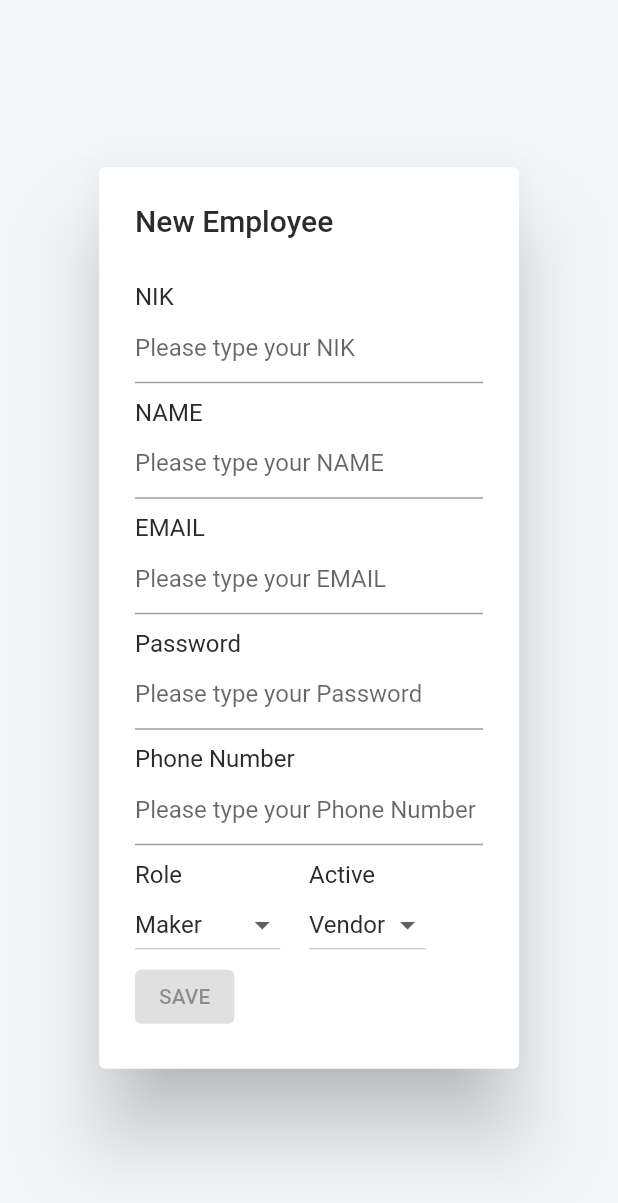
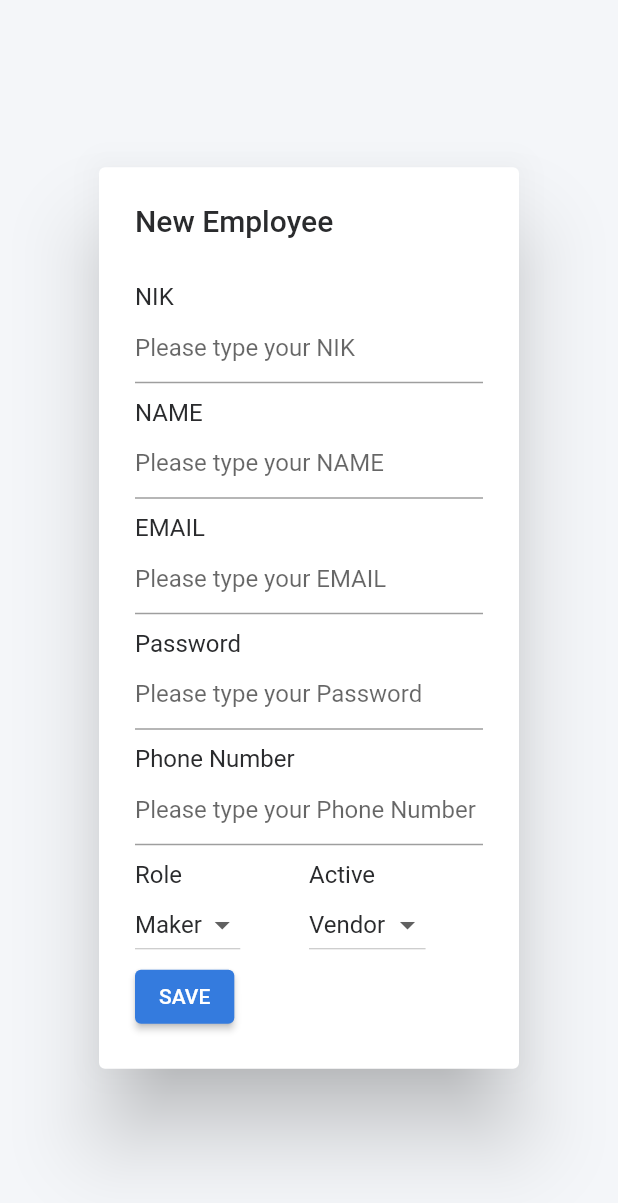
Before and after one commit to initsolution/web_admin_bci, a Flutter app: the DialogAddEmployee widget shown alone on an empty page, opened directly, on a phone screen of 412 x 824 dp. Shown: the top 1203 px of the screen. Run offline on Flutter 3.47's test engine with Material 2 defaults, Android fonts, the light colour scheme and no system bars; our stand-ins replace awesome_dialog, dio, equatable, flutter_form_builder, flutter_riverpod, form_builder_validators and 4 more; missing offline and left inert: dart:html; accounts and stored records are empty; generated files the repository leaves out were written again.

Commit message:
modul employee modul login

```diff
--- a/lib/views/screens/login_screen.dart
+++ b/lib/views/screens/login_screen.dart
@@ -57,7 +57,7 @@ class _LoginScreenState extends ConsumerState<LoginScreen> {
     } else {
       // debugPrint('masuk else');
       // tampilkan message error
-      onError.call('$message');
+      onError.call(message);
     }
   }
 
--- a/lib/views/widgets/dialog_add_employee.dart
+++ b/lib/views/widgets/dialog_add_employee.dart
@@ -1,10 +1,17 @@
 import 'package:flutter/material.dart';
+import 'package:flutter_riverpod/flutter_riverpod.dart';
+import 'package:flutter_web_ptb/model/employee.dart';
+import 'package:flutter_web_ptb/providers/employee_provider.dart';
 
-class DialogAddEmployee extends StatelessWidget {
+class DialogAddEmployee extends ConsumerWidget {
   DialogAddEmployee({super.key});
-
+  TextEditingController nikController = TextEditingController();
+  TextEditingController nameController = TextEditingController();
+  TextEditingController emailController = TextEditingController();
+  TextEditingController passwordController = TextEditingController();
+  TextEditingController phoneController = TextEditingController();
   @override
-  Widget build(BuildContext context) {
+  Widget build(BuildContext context, WidgetRef ref) {
     return AlertDialog(
       title: const Text('New Employee'),
       content: SizedBox(
@@ -17,10 +24,11 @@ class DialogAddEmployee extends StatelessWidget {
                 height: 10,
               ),
               const Text('NIK'),
-              const TextField(
+              TextField(
+                controller: nikController,
                 keyboardType: TextInputType.text,
                 obscureText: false,
-                decoration: InputDecoration(
+                decoration: const InputDecoration(
                   hintText: 'Please type your NIK',
                 ),
               ),
@@ -28,10 +36,11 @@ class DialogAddEmployee extends StatelessWidget {
                 height: 10,
               ),
               const Text('NAME'),
-              const TextField(
+              TextField(
+                controller: nameController,
                 keyboardType: TextInputType.text,
                 obscureText: false,
-                decoration: InputDecoration(
+                decoration: const InputDecoration(
                   hintText: 'Please type your NAME',
                 ),
               ),
@@ -39,10 +48,11 @@ class DialogAddEmployee extends StatelessWidget {
                 height: 10,
               ),
               const Text('EMAIL'),
-              const TextField(
+              TextField(
+                controller: emailController,
                 keyboardType: TextInputType.text,
                 obscureText: false,
-                decoration: InputDecoration(
+                decoration: const InputDecoration(
                   hintText: 'Please type your EMAIL',
                 ),
               ),
@@ -50,10 +60,11 @@ class DialogAddEmployee extends StatelessWidget {
                 height: 10,
               ),
               const Text('Password'),
-              const TextField(
+              TextField(
+                controller: passwordController,
                 keyboardType: TextInputType.text,
                 obscureText: false,
-                decoration: InputDecoration(
+                decoration: const InputDecoration(
                   hintText: 'Please type your Password',
                 ),
               ),
@@ -61,10 +72,11 @@ class DialogAddEmployee extends StatelessWidget {
                 height: 10,
               ),
               const Text('Phone Number'),
-              const TextField(
+              TextField(
+                controller: phoneController,
                 keyboardType: TextInputType.text,
                 obscureText: false,
-                decoration: InputDecoration(
+                decoration: const InputDecoration(
                   hintText: 'Please type your Phone Number',
                 ),
               ),
@@ -93,8 +105,8 @@ class DialogAddEmployee extends StatelessWidget {
                   ),
                 ],
               ),
-              const ElevatedButton(
-                onPressed: null,
+              ElevatedButton(
+                onPressed: () => saveEmployee(ref),
                 child: Text('SAVE'),
               ),
             ],
@@ -105,26 +117,42 @@ class DialogAddEmployee extends StatelessWidget {
     );
   }
 
+  void saveEmployee(WidgetRef ref) {
+    final String employeeRole = ref.watch(employeeRoleProvider);
+    Employee employee = Employee(
+        nik: nikController.text,
+        name: nameController.text,
+        email: emailController.text,
+        hp: phoneController.text,
+        password: passwordController.text,
+        role: employeeRole,
+        is_active: 1,
+        is_vendor: 0);
+    ref.read(employeeNotifierProvider.notifier).createEmployee(employee);
+  }
+
   Widget getDropdownRole() {
-    var initialVal = "Maker";
-    var func;
+    List<String> dataRole = ['Maker', 'Verify', 'Admin'];
+    return Consumer(builder: (_, WidgetRef ref, __) {
+      final String employeeRole = ref.watch(employeeRoleProvider);
       return DropdownButton(
-      value: initialVal,
+        value: employeeRole.isNotEmpty ? employeeRole : null,
         onChanged: (value) =>
-          func, // =========== Here the error occurs ==========================
-      items: <String>['Maker', 'Verifikator', 'Admin']
-          .map<DropdownMenuItem<String>>((String value) {
+            ref.read(employeeRoleProvider.notifier).state = value!,
+        items: dataRole.map<DropdownMenuItem<String>>((String value) {
           return DropdownMenuItem<String>(
             value: value,
             child: Text(value),
           );
         }).toList(),
       );
+    });
   }
 
   Widget getDropdownActive() {
     String? initialVal = "Vendor";
     var func;
+
     return DropdownButton(
       value: initialVal,
       onChanged: (value) {
```
Also changed, not shown: lib/providers/employee_provider.dart (+22 -12 lines), lib/providers/employee_state.dart (+6 -3 lines), lib/providers/user_data_provider.dart (+3 -6 lines), lib/views/screens/employee_screen.dart (+18 -4 lines), 4 other files. Lines whose indentation alone changed are shown as unchanged.
